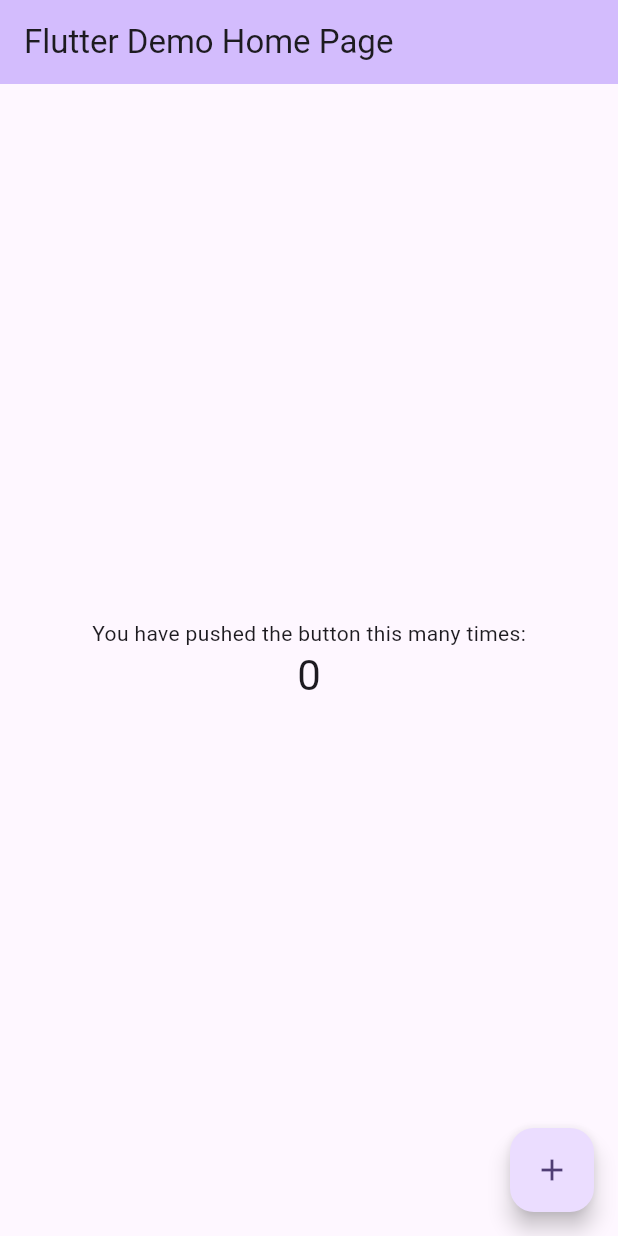
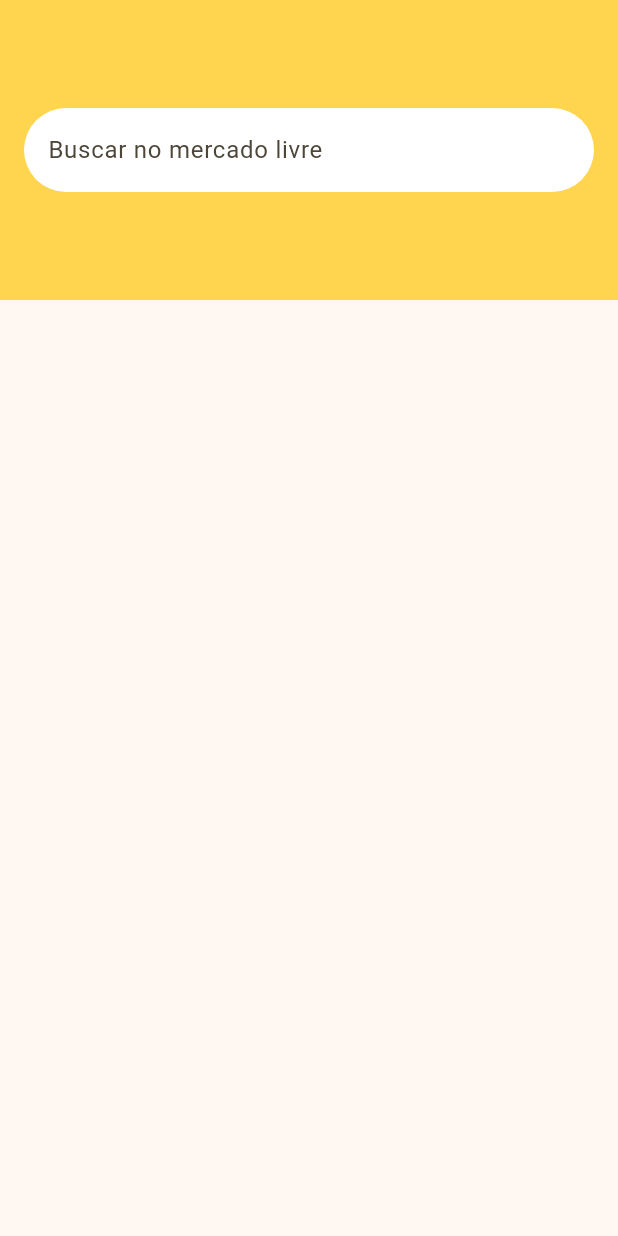
Before and after one commit to IdeiaCristiano/growdev_desafio_fase3, a Flutter app: the screen it shows after launch, on a phone screen of 412 x 824 dp. Run offline on Flutter 3.47's test engine with Material 3 defaults, Android fonts, the phone set to English and light mode, and no system bars.

Commit message:
Projeto Iniciado

```diff
--- /dev/null
+++ b/lib/home.page.dart
@@ -0,0 +1,68 @@
+import 'package:flutter/material.dart';
+
+class HomePage extends StatelessWidget {
+  const HomePage({super.key});
+
+  @override
+  Widget build(BuildContext context) {
+    return Scaffold(
+      appBar: AppBar(
+        backgroundColor: Colors.amber[300],
+        toolbarHeight: 200,
+        title: Column(
+          children: [
+            Row(
+              children: [
+                Expanded(
+                  child: TextField(
+                    decoration: InputDecoration(
+                      fillColor: Colors.white,
+                      filled: true,
+                      hintText: "Buscar no mercado livre",
+                      border: OutlineInputBorder(
+                        borderRadius: BorderRadius.circular(100),
+                        borderSide: BorderSide.none,
+                      ),
+                    ),
+                  ),
+                ),
+              ],
+            ),
+          ],
+        ),
+      ),
+      // body: Column(
+      //   children: [
+      //     Container(
+      //       height: 50,
+      //       color: Colors.amber[400],
+      //       child: const Column(
+      //         children: [
+      //           Row(
+      //             children: [
+      //               Text("Campo de busca"),
+      //               Text("carrinho"),
+      //             ],
+      //           ),
+      //         ],
+      //       ),
+      //     ),
+      //     const Row(
+      //       children: [
+      //         Text("15 resultados"),
+      //         Text("botão Filtar"),
+      //       ],
+      //     ),
+      //     ListView.builder(
+      //       itemCount: 15,
+      //       itemBuilder: (context, index) => Container(
+      //         height: 30,
+      //         color: Colors.red,
+      //         child: Text("Item ${index.toString()}"),
+      //       ),
+      //     ),
+      //   ],
+      // ),
+    );
+  }
+}
--- a/lib/main.dart
+++ b/lib/main.dart
@@ -1,4 +1,5 @@
 import 'package:flutter/material.dart';
+import 'package:growdev_desafio_fase3/home.page.dart';
 
 void main() {
   runApp(const MyApp());
@@ -11,7 +12,8 @@
   @override
   Widget build(BuildContext context) {
     return MaterialApp(
-      title: 'Flutter Demo',
+      title: 'Desafio growdev 3',
+      debugShowCheckedModeBanner: false,
       theme: ThemeData(
         // This is the theme of your application.
         //
@@ -28,98 +30,10 @@
         //
         // This works for code too, not just values: Most code changes can be
         // tested with just a hot reload.
-        colorScheme: ColorScheme.fromSeed(seedColor: Colors.deepPurple),
+        colorScheme: ColorScheme.fromSeed(seedColor: Colors.amber),
         useMaterial3: true,
       ),
-      home: const MyHomePage(title: 'Flutter Demo Home Page'),
+      home: const HomePage(),
     );
   }
 }
-
-class MyHomePage extends StatefulWidget {
-  const MyHomePage({super.key, required this.title});
-
-  // This widget is the home page of your application. It is stateful, meaning
-  // that it has a State object (defined below) that contains fields that affect
-  // how it looks.
-
-  // This class is the configuration for the state. It holds the values (in this
-  // case the title) provided by the parent (in this case the App widget) and
-  // used by the build method of the State. Fields in a Widget subclass are
-  // always marked "final".
-
-  final String title;
-
-  @override
-  State<MyHomePage> createState() => _MyHomePageState();
-}
-
-class _MyHomePageState extends State<MyHomePage> {
-  int _counter = 0;
-
-  void _incrementCounter() {
-    setState(() {
-      // This call to setState tells the Flutter framework that something has
-      // changed in this State, which causes it to rerun the build method below
-      // so that the display can reflect the updated values. If we changed
-      // _counter without calling setState(), then the build method would not be
-      // called again, and so nothing would appear to happen.
-      _counter++;
-    });
-  }
-
-  @override
-  Widget build(BuildContext context) {
-    // This method is rerun every time setState is called, for instance as done
-    // by the _incrementCounter method above.
-    //
-    // The Flutter framework has been optimized to make rerunning build methods
-    // fast, so that you can just rebuild anything that needs updating rather
-    // than having to individually change instances of widgets.
-    return Scaffold(
-      appBar: AppBar(
-        // TRY THIS: Try changing the color here to a specific color (to
-        // Colors.amber, perhaps?) and trigger a hot reload to see the AppBar
-        // change color while the other colors stay the same.
-        backgroundColor: Theme.of(context).colorScheme.inversePrimary,
-        // Here we take the value from the MyHomePage object that was created by
-        // the App.build method, and use it to set our appbar title.
-        title: Text(widget.title),
-      ),
-      body: Center(
-        // Center is a layout widget. It takes a single child and positions it
-        // in the middle of the parent.
-        child: Column(
-          // Column is also a layout widget. It takes a list of children and
-          // arranges them vertically. By default, it sizes itself to fit its
-          // children horizontally, and tries to be as tall as its parent.
-          //
-          // Column has various properties to control how it sizes itself and
-          // how it positions its children. Here we use mainAxisAlignment to
-          // center the children vertically; the main axis here is the vertical
-          // axis because Columns are vertical (the cross axis would be
-          // horizontal).
-          //
-          // TRY THIS: Invoke "debug painting" (choose the "Toggle Debug Paint"
-          // action in the IDE, or press "p" in the console), to see the
-          // wireframe for each widget.
-          mainAxisAlignment: MainAxisAlignment.center,
-          children: <Widget>[
-            const Text(
-              'You have pushed the button this many times:',
-            ),
-            Text(
-              '$_counter',
-              style: Theme.of(context).textTheme.headlineMedium,
-            ),
-          ],
-        ),
-      ),
-      floatingActionButton: FloatingActionButton(
-        onPressed: _incrementCounter,
-        tooltip: 'Increment',
-        child: const Icon(Icons.add),
-      ), // This trailing comma makes auto-formatting nicer for build methods.
-    );
-  }
-}
--- /dev/null
+++ b/lib/produto.page.dart
@@ -0,0 +1,12 @@
+import 'package:flutter/material.dart';
+
+class ProdutoPage extends StatelessWidget {
+  const ProdutoPage({super.key});
+
+  @override
+  Widget build(BuildContext context) {
+    return Scaffold(
+      appBar: AppBar(),
+    );
+  }
+}
```
Also changed, not shown: assets/images/empty_cart.png (added), assets/images/iphone.png (added).
